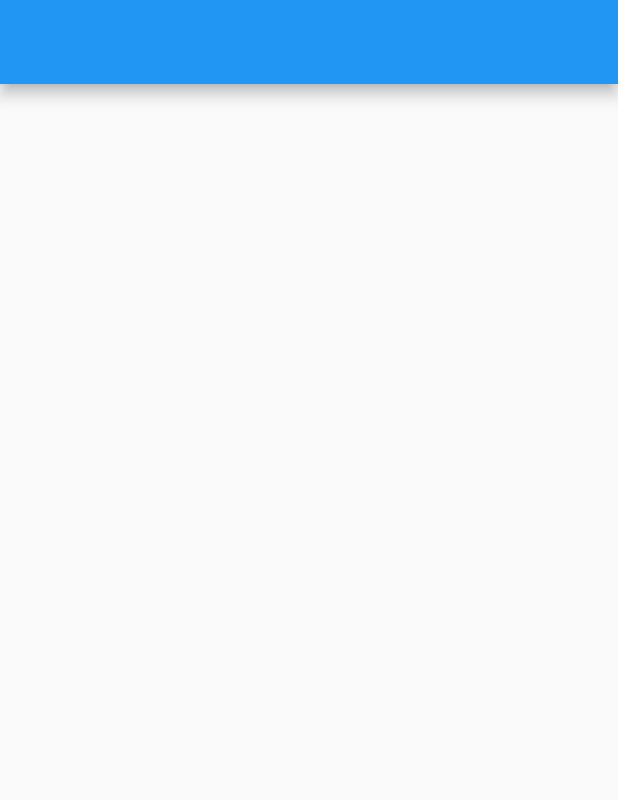
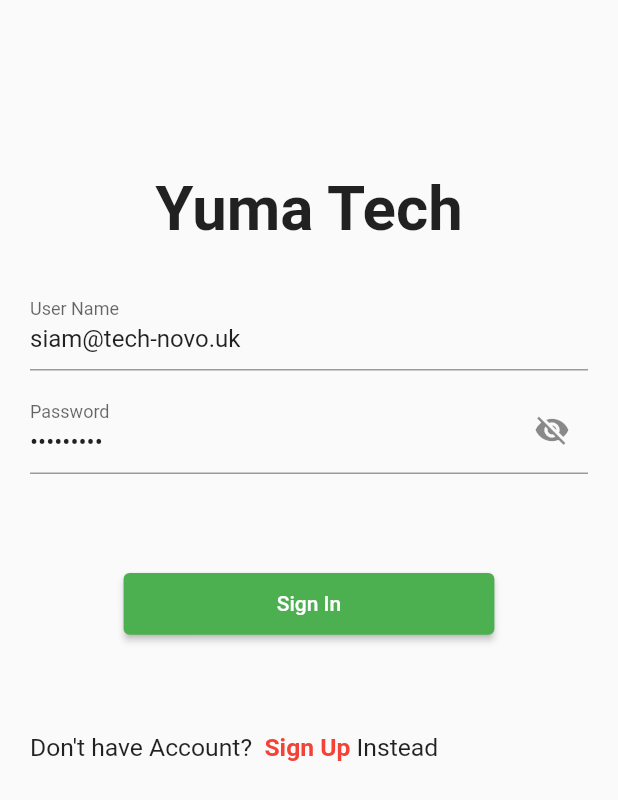
Before and after one commit to himel01/yuma, a Flutter app: the screen it shows after launch, on a phone screen of 412 x 824 dp. Shown: the top 800 px of the screen. Run offline on Flutter 3.47's test engine with Material 2 defaults, Android fonts, the phone set to English and light mode, and no system bars; our stand-ins replace dio.

Commit message:
login api working

```diff
--- /dev/null
+++ b/lib/api_service/apis.dart
@@ -0,0 +1,29 @@
+import 'package:dio/dio.dart';
+
+class Api {
+  final dio = Dio();
+  String baseUrl = "https://labapi.yuma-technology.co.uk:8443/delivery";
+
+  Future<String> login(String user,pass) async {
+    var data;
+    final response = await dio.post(
+      "$baseUrl/consumer/login",
+      data: {"username": user, "password": pass},
+      options: Options(
+        headers: {
+          'Content-Type': 'application/json',
+          'Accept': 'application/json',
+        },
+      ),
+    );
+    if(response.statusCode==200){
+      data=response.data.toString();
+    }else{
+      data="";
+    }
+
+    print(response.statusCode);
+    print(response);
+    return data;
+  }
+}
--- /dev/null
+++ b/lib/api_service/login_response_model.dart
@@ -0,0 +1,25 @@
+import 'dart:convert';
+
+LoginResponse loginResponseFromJson(String str) => LoginResponse.fromJson(json.decode(str));
+
+String loginResponseToJson(LoginResponse data) => json.encode(data.toJson());
+
+class LoginResponse {
+  LoginResponse({
+    required this.sessionId,
+    required this.consumerUuid,
+  });
+
+  String sessionId;
+  String consumerUuid;
+
+  factory LoginResponse.fromJson(Map<String, dynamic> json) => LoginResponse(
+    sessionId: json["session_id"],
+    consumerUuid: json["consumer_uuid"],
+  );
+
+  Map<String, dynamic> toJson() => {
+    "session_id": sessionId,
+    "consumer_uuid": consumerUuid,
+  };
+}
--- /dev/null
+++ b/lib/login/login.dart
@@ -0,0 +1,133 @@
+import 'package:flutter/material.dart';
+import 'package:flutter/services.dart';
+import 'package:provider/provider.dart';
+import 'package:yuma_test/api_service/apis.dart';
+
+import '../utils/screen_size.dart';
+import 'login_provider.dart';
+
+class Login extends StatefulWidget {
+  const Login({Key? key}) : super(key: key);
+
+  @override
+  State<Login> createState() => _LoginState();
+}
+
+class _LoginState extends State<Login> {
+  @override
+  Widget build(BuildContext context) {
+    return ChangeNotifierProvider(
+      create: (context) => LoginProvider(context),
+      child: Consumer<LoginProvider>(builder: (context, provider, _) {
+        return Scaffold(
+          body: SafeArea(
+            child: Container(
+              height: getHeight(context),
+              width: getWidth(context),
+              padding: EdgeInsets.only(left: 20, right: 20),
+              child: SingleChildScrollView(
+                child: Column(
+                  crossAxisAlignment: CrossAxisAlignment.center,
+                  mainAxisAlignment: MainAxisAlignment.center,
+                  children: <Widget>[
+                    SizedBox(
+                      height: getHeight(context) * 0.14,
+                    ),
+                    Center(
+                      child: Text("Yuma Tech",
+                          style: TextStyle(
+                              fontSize: getHeight(context) * 0.05,
+                              fontWeight: FontWeight.bold)),
+                    ),
+                    SizedBox(
+                      height: getHeight(context) * 0.03,
+                    ),
+                    TextField(
+                      controller: provider.userController,
+                      keyboardType: TextInputType.phone,
+                      inputFormatters: [LengthLimitingTextInputFormatter(11)],
+                      textInputAction: TextInputAction.next,
+                      decoration: InputDecoration(
+                          labelText: "User Name",
+                          focusedBorder: UnderlineInputBorder(
+                            borderSide: BorderSide(color: Colors.green),
+                          ),
+                          labelStyle: TextStyle(fontSize: 16)),
+                    ),
+                    SizedBox(
+                      height: 10,
+                    ),
+                    TextFormField(
+                      controller: provider.passwordController,
+                      keyboardType: TextInputType.number,
+                      obscureText: !provider.passwordVisible,
+                      decoration: InputDecoration(
+                        labelText: 'Password',
+                        labelStyle: TextStyle(fontSize: 16),
+                        suffixIcon: IconButton(
+                          icon: Icon(
+                            provider.passwordVisible
+                                ? Icons.visibility
+                                : Icons.visibility_off,
+                          ),
+                          onPressed: () {
+                            provider.changeVisibility();
+                          },
+                        ),
+                      ),
+                    ),
+                    SizedBox(
+                      height: getHeight(context) * (0.08),
+                    ),
+                    Container(
+                      height: getHeight(context) * 0.05,
+                      width: getWidth(context) * 0.6,
+                      child: ElevatedButton(
+                        child: Text('Sign In'),
+                        style: ElevatedButton.styleFrom(
+                          primary: Colors.green,
+                        ),
+                        onPressed: () {
+                          provider.login(context);
+                        },
+                      ),
+                    ),
+                    SizedBox(
+                      height: getHeight(context) * (0.08),
+                    ),
+                    Row(
+                      children: [
+                        Text("Don't have Account?",
+                            style: TextStyle(
+                                fontSize: getHeight(context) * 0.02,
+                                )),
+                        SizedBox(
+                          width: getWidth(context) * (0.02),
+                        ),
+                        InkWell(
+                          onTap: (){
+
+                          },
+                          child: Text("Sign Up ",
+                              style: TextStyle(
+                                  fontSize: getHeight(context) * 0.02,
+                                  color: Colors.red,
+                                  fontWeight: FontWeight.bold)),
+                        ),
+
+                        Text("Instead",
+                            style: TextStyle(
+                                fontSize: getHeight(context) * 0.02,
+                                )),
+                      ],
+                    )
+                  ],
+                ),
+              ),
+            ),
+          ),
+        );
+      }),
+    );
+  }
+}
--- /dev/null
+++ b/lib/login/login_provider.dart
@@ -0,0 +1,28 @@
+import 'package:flutter/material.dart';
+
+import '../api_service/apis.dart';
+import '../api_service/login_response_model.dart';
+
+class LoginProvider extends ChangeNotifier {
+  var userController = TextEditingController(text: "siam@tech-novo.uk");
+  var passwordController = TextEditingController(text: "test12345");
+  bool passwordVisible = false;
+  String response="";
+
+  LoginProvider(BuildContext context) {
+  }
+
+  changeVisibility() {
+    passwordVisible = !passwordVisible;
+    notifyListeners();
+  }
+  login(BuildContext context) async {
+    response= await Api().login(userController.text,passwordController.text);
+    if(response.isNotEmpty){
+     LoginResponse loginResponse= loginResponseFromJson(response);
+     //save data and continue to home page
+    }else{
+      //error
+    }
+  }
+}
--- a/lib/main.dart
+++ b/lib/main.dart
@@ -1,4 +1,5 @@
 import 'package:flutter/material.dart';
+import 'package:yuma_test/login/login.dart';
 
 void main() {
   runApp(const MyApp());
@@ -14,9 +15,10 @@ class MyApp extends StatelessWidget {
       title: 'Test',
       debugShowCheckedModeBanner: false,
       theme: ThemeData(
-        primarySwatch: Colors.blue,
+        primarySwatch: Colors.green,
       ),
-      home: const MyHomePage(),
+      //home: const MyHomePage(),
+      home: Login(),
     );
   }
 }
--- /dev/null
+++ b/lib/registration/registration.dart
@@ -0,0 +1,15 @@
+import 'package:flutter/material.dart';
+
+class SignUp extends StatefulWidget {
+  const SignUp({Key? key}) : super(key: key);
+
+  @override
+  State<SignUp> createState() => _SignUpState();
+}
+
+class _SignUpState extends State<SignUp> {
+  @override
+  Widget build(BuildContext context) {
+    return Container();
+  }
+}
--- /dev/null
+++ b/lib/registration/registration_provider.dart
@@ -0,0 +1,8 @@
+import 'package:flutter/material.dart';
+
+class SignUp extends ChangeNotifier{
+
+  SignUp(BuildContext context){
+
+  }
+}
--- /dev/null
+++ b/lib/utils/screen_size.dart
@@ -0,0 +1,13 @@
+import 'package:flutter/material.dart';
+
+Size getSize(BuildContext context) {
+  return MediaQuery.of(context).size;
+}
+
+double getHeight(BuildContext context) {
+  return getSize(context).height;
+}
+
+double getWidth(BuildContext context) {
+  return getSize(context).width;
+}
```
Also changed, not shown: 1 other file.
